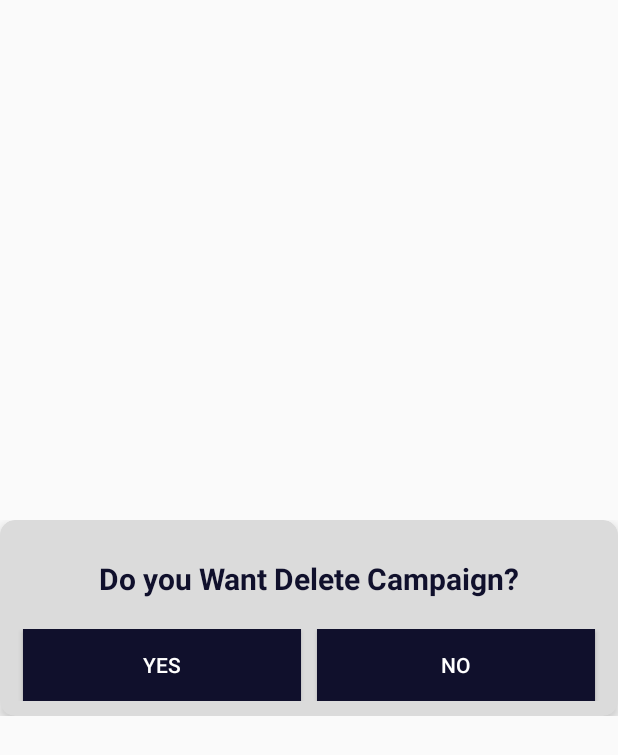
After one commit to egitimNY/OZKVeterinaryAdmin, an Android app: the layout kampanya_sil_layout.xml on its own in the app's theme, with its tools: preview values and no code run, on a phone screen of 412 x 824 dp. The commit adds this screen. Shown: the top 755 px of the screen. Run offline under Robolectric (Android 15) with nearby library versions, the phone set to English and light mode, and no system bars.

Commit message:
delete campaign alert dialog and implement RestApi

```diff
--- a/app/src/main/java/tech/halitpractice/OZKVeterinaryAdmin/Fragments/KampanyaFragment.java
+++ b/app/src/main/java/tech/halitpractice/OZKVeterinaryAdmin/Fragments/KampanyaFragment.java
@@ -92,7 +92,7 @@ public class KampanyaFragment extends Fragment {
                 if (response.body().get(0).isTf())
                 {
                     kampanyaList = response.body();
-                    kampanyaAdapter = new KampanyaAdapter(kampanyaList,getContext());
+                    kampanyaAdapter = new KampanyaAdapter(kampanyaList,getContext(),getActivity());
                     kampanyaRecyclerView.setAdapter(kampanyaAdapter);
 
 
--- a/app/src/main/java/tech/halitpractice/OZKVeterinaryAdmin/RestApi/ManagerAll.java
+++ b/app/src/main/java/tech/halitpractice/OZKVeterinaryAdmin/RestApi/ManagerAll.java
@@ -5,6 +5,7 @@ import java.util.List;
 import retrofit2.Call;
 import tech.halitpractice.OZKVeterinaryAdmin.Models.KampanyaEkleModel;
 import tech.halitpractice.OZKVeterinaryAdmin.Models.KampanyaModel;
+import tech.halitpractice.OZKVeterinaryAdmin.Models.KampanyaSilModel;
 
 public class ManagerAll extends BaseManager{
 
@@ -25,4 +26,9 @@ public class ManagerAll extends BaseManager{
         return  x ;
     }
 
+    public Call<KampanyaSilModel> kampanyaSil(String id ) {
+        Call<KampanyaSilModel> x = getRestApi().kampanyaSil(id);
+        return  x ;
+    }
+
 }
--- a/app/src/main/java/tech/halitpractice/OZKVeterinaryAdmin/RestApi/RestApi.java
+++ b/app/src/main/java/tech/halitpractice/OZKVeterinaryAdmin/RestApi/RestApi.java
@@ -9,6 +9,7 @@ import retrofit2.http.GET;
 import retrofit2.http.POST;
 import tech.halitpractice.OZKVeterinaryAdmin.Models.KampanyaEkleModel;
 import tech.halitpractice.OZKVeterinaryAdmin.Models.KampanyaModel;
+import tech.halitpractice.OZKVeterinaryAdmin.Models.KampanyaSilModel;
 
 public interface RestApi {
 
@@ -19,6 +20,9 @@ public interface RestApi {
     @POST("/veteriner/kampanyaekle.php")
     Call<KampanyaEkleModel> addKampanya(@Field("baslik") String baslik, @Field("text") String text, @Field("resim") String resim);
 
+    @FormUrlEncoded
+    @POST("/veteriner/kampanyasil.php")
+    Call<KampanyaSilModel> kampanyaSil(@Field("id") String petid );
 
 
 }
--- a/app/src/main/res/layout/kampanya_item_layout.xml
+++ b/app/src/main/res/layout/kampanya_item_layout.xml
@@ -6,6 +6,8 @@
     android:orientation="vertical">
 
     <androidx.cardview.widget.CardView
+        android:id="@+id/kampanyaCardView"
+        android:clickable="true"
         android:layout_width="match_parent"
         android:layout_height="wrap_content"
         android:layout_margin="10dp"
--- /dev/null
+++ b/app/src/main/res/layout/kampanya_sil_layout.xml
@@ -0,0 +1,69 @@
+<?xml version="1.0" encoding="utf-8"?>
+<LinearLayout xmlns:android="http://schemas.android.com/apk/res/android"
+    xmlns:app="http://schemas.android.com/apk/res-auto"
+    android:layout_width="match_parent"
+    android:layout_height="wrap_content"
+    android:layout_gravity="center"
+    android:gravity="center"
+    android:orientation="vertical">
+
+    <androidx.cardview.widget.CardView
+        android:layout_width="match_parent"
+        android:layout_height="wrap_content"
+        android:layout_weight="1"
+        app:cardBackgroundColor="#dbdbdb"
+        app:cardCornerRadius="10dp"
+        app:cardElevation="5dp">
+
+        <LinearLayout
+            android:layout_width="match_parent"
+            android:layout_height="match_parent"
+            android:orientation="vertical">
+
+
+
+        <TextView
+            android:layout_width="match_parent"
+            android:layout_height="wrap_content"
+            android:textColor="#10102c"
+            android:textStyle="bold"
+            android:textSize="20dp"
+            android:gravity="center"
+            android:layout_marginTop="25dp"
+            android:text="Do you Want Delete Campaign?"/>
+
+        <LinearLayout
+            android:layout_width="match_parent"
+            android:layout_height="wrap_content"
+            android:layout_marginTop="20dp"
+            android:layout_marginBottom="10dp"
+            android:layout_marginRight="10dp"
+            android:layout_marginLeft="10dp"
+            android:orientation="horizontal">
+
+            <Button
+                android:id="@+id/kampanyaSilTamam"
+                android:layout_width="0dp"
+                android:layout_height="wrap_content"
+                android:layout_marginRight="5dp"
+                android:layout_marginLeft="5dp"
+                android:background="#10102c"
+                android:textColor="#fff"
+                android:layout_weight="1"
+                android:text="Yes"/>
+            <Button
+                android:id="@+id/kampanyaSilIptal"
+                android:layout_width="0dp"
+                android:layout_height="wrap_content"
+                android:layout_marginRight="5dp"
+                android:layout_marginLeft="5dp"
+                android:background="#10102c"
+                android:textColor="#fff"
+                android:layout_weight="1"
+                android:text="No"/>
+
+        </LinearLayout>
+        </LinearLayout>
+    </androidx.cardview.widget.CardView>
+
+</LinearLayout>
```
Also changed, not shown: app/src/main/java/tech/halitpractice/OZKVeterinaryAdmin/Adapters/KampanyaAdapter.java (+45 -1 lines), app/src/main/java/tech/halitpractice/OZKVeterinaryAdmin/Models/KampanyaSilModel.java (added, +33 -0 lines).
